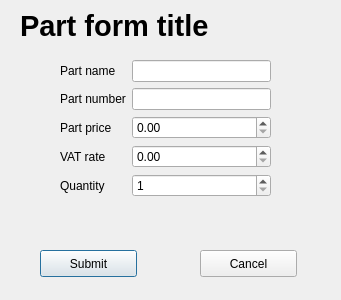
Old version of the form dialogs/part/PartForm.ui in the repository supermaximo93/Computing_Project.
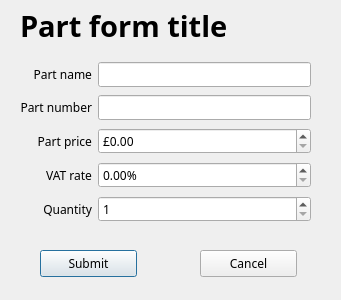
New version of the form.

Patch:
```diff
--- a/dialogs/part/PartForm.ui
+++ b/dialogs/part/PartForm.ui
@@ -10,15 +10,20 @@
     <height>300</height>
    </rect>
   </property>
+  <property name="font">
+   <font>
+    <family>Sans Serif</family>
+   </font>
+  </property>
   <property name="windowTitle">
-   <string>Dialog</string>
+   <string>Part Form</string>
   </property>
   <widget class="QLabel" name="label_partFormTitleE">
    <property name="geometry">
     <rect>
      <x>20</x>
      <y>10</y>
-     <width>221</width>
+     <width>311</width>
      <height>31</height>
     </rect>
    </property>
@@ -33,21 +38,50 @@
     <string>Part form title</string>
    </property>
   </widget>
-  <widget class="QWidget" name="formLayoutWidget">
+  <widget class="QPushButton" name="pushButton_submit">
    <property name="geometry">
     <rect>
-     <x>60</x>
+     <x>40</x>
+     <y>250</y>
+     <width>97</width>
+     <height>27</height>
+    </rect>
+   </property>
+   <property name="text">
+    <string>Submit</string>
+   </property>
+  </widget>
+  <widget class="QPushButton" name="pushButton_cancel">
+   <property name="geometry">
+    <rect>
+     <x>200</x>
+     <y>250</y>
+     <width>97</width>
+     <height>27</height>
+    </rect>
+   </property>
+   <property name="text">
+    <string>Cancel</string>
+   </property>
+  </widget>
+  <widget class="QWidget" name="gridLayoutWidget">
+   <property name="geometry">
+    <rect>
+     <x>20</x>
      <y>60</y>
-     <width>211</width>
-     <height>161</height>
+     <width>291</width>
+     <height>166</height>
     </rect>
    </property>
-   <layout class="QFormLayout" name="formLayout">
+   <layout class="QGridLayout" name="gridLayout">
     <item row="0" column="0">
      <widget class="QLabel" name="label_partName">
       <property name="text">
        <string>Part name</string>
       </property>
+      <property name="alignment">
+       <set>Qt::AlignRight|Qt::AlignTrailing|Qt::AlignVCenter</set>
+      </property>
      </widget>
     </item>
     <item row="1" column="0">
@@ -55,6 +89,9 @@
       <property name="text">
        <string>Part number</string>
       </property>
+      <property name="alignment">
+       <set>Qt::AlignRight|Qt::AlignTrailing|Qt::AlignVCenter</set>
+      </property>
      </widget>
     </item>
     <item row="2" column="0">
@@ -62,6 +99,9 @@
       <property name="text">
        <string>Part price</string>
       </property>
+      <property name="alignment">
+       <set>Qt::AlignRight|Qt::AlignTrailing|Qt::AlignVCenter</set>
+      </property>
      </widget>
     </item>
     <item row="3" column="0">
@@ -69,6 +109,19 @@
       <property name="text">
        <string>VAT rate</string>
       </property>
+      <property name="alignment">
+       <set>Qt::AlignRight|Qt::AlignTrailing|Qt::AlignVCenter</set>
+      </property>
+     </widget>
+    </item>
+    <item row="4" column="0">
+     <widget class="QLabel" name="label_quantity">
+      <property name="text">
+       <string>Quantity</string>
+      </property>
+      <property name="alignment">
+       <set>Qt::AlignRight|Qt::AlignTrailing|Qt::AlignVCenter</set>
+      </property>
      </widget>
     </item>
     <item row="0" column="1">
@@ -79,18 +132,18 @@
     </item>
     <item row="2" column="1">
      <widget class="QDoubleSpinBox" name="doubleSpinBox_price">
+      <property name="prefix">
+       <string>£</string>
+      </property>
       <property name="maximum">
        <double>1000000.000000000000000</double>
       </property>
      </widget>
     </item>
     <item row="3" column="1">
-     <widget class="QDoubleSpinBox" name="doubleSpinBox_vatRate"/>
-    </item>
-    <item row="4" column="0">
-     <widget class="QLabel" name="label_quantity">
-      <property name="text">
-       <string>Quantity</string>
+     <widget class="QDoubleSpinBox" name="doubleSpinBox_vatRate">
+      <property name="suffix">
+       <string>%</string>
       </property>
      </widget>
     </item>
@@ -106,32 +159,6 @@
     </item>
    </layout>
   </widget>
-  <widget class="QPushButton" name="pushButton_submit">
-   <property name="geometry">
-    <rect>
-     <x>40</x>
-     <y>250</y>
-     <width>97</width>
-     <height>27</height>
-    </rect>
-   </property>
-   <property name="text">
-    <string>Submit</string>
-   </property>
-  </widget>
-  <widget class="QPushButton" name="pushButton_cancel">
-   <property name="geometry">
-    <rect>
-     <x>200</x>
-     <y>250</y>
-     <width>97</width>
-     <height>27</height>
-    </rect>
-   </property>
-   <property name="text">
-    <string>Cancel</string>
-   </property>
-  </widget>
  </widget>
  <resources/>
  <connections/>
```
